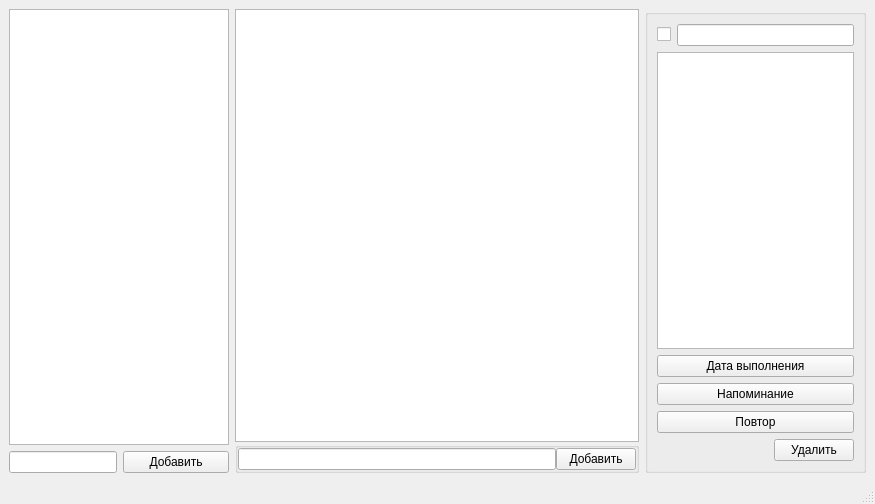
Qt form tasks_window.ui (Ledle/Qrganizer) before a commit.
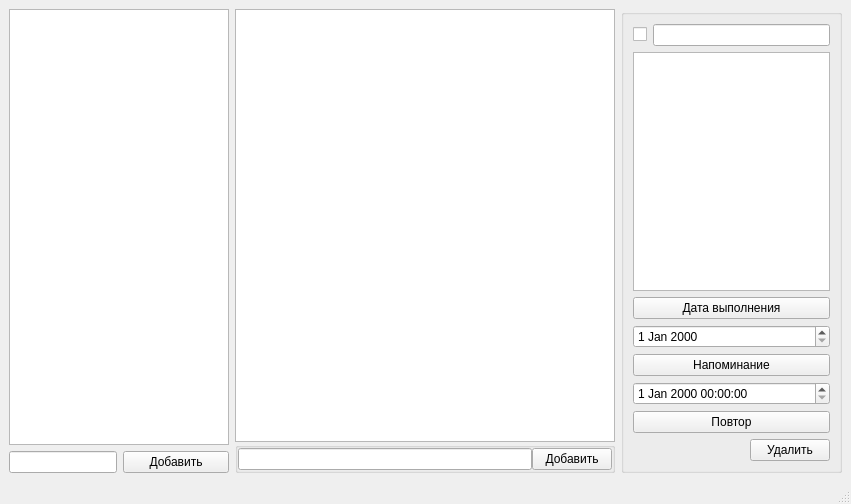
The same form after that commit.

What changed in the file:
```diff
--- a/tasks_window.ui
+++ b/tasks_window.ui
@@ -6,7 +6,7 @@
    <rect>
     <x>0</x>
     <y>0</y>
-    <width>875</width>
+    <width>851</width>
     <height>504</height>
    </rect>
   </property>
@@ -171,6 +171,9 @@
            </property>
           </widget>
          </item>
+         <item>
+          <widget class="QDateEdit" name="Complete_dateEdit"/>
+         </item>
          <item>
           <widget class="QPushButton" name="Remind_Button">
            <property name="text">
@@ -178,6 +181,9 @@
            </property>
           </widget>
          </item>
+         <item>
+          <widget class="QDateTimeEdit" name="Remind_dateTimeEdit"/>
+         </item>
          <item>
           <widget class="QPushButton" name="Cycle_Button">
            <property name="text">
```
Left out of the diff: 2 changed lines with no effect on the pictures.
